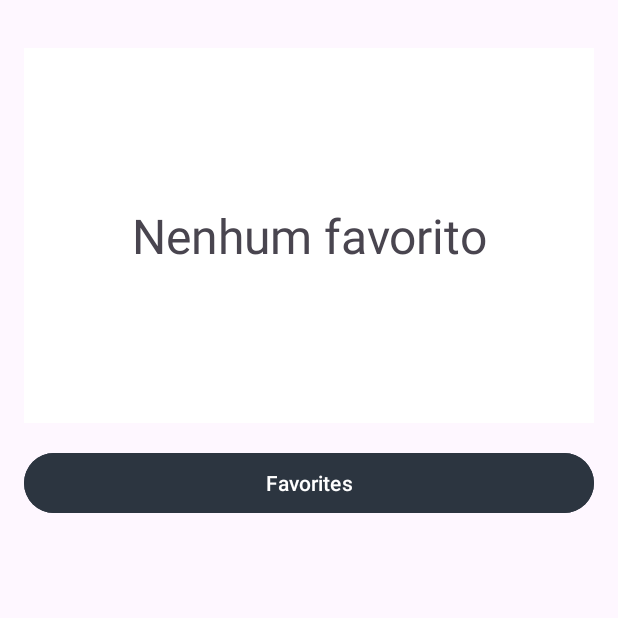
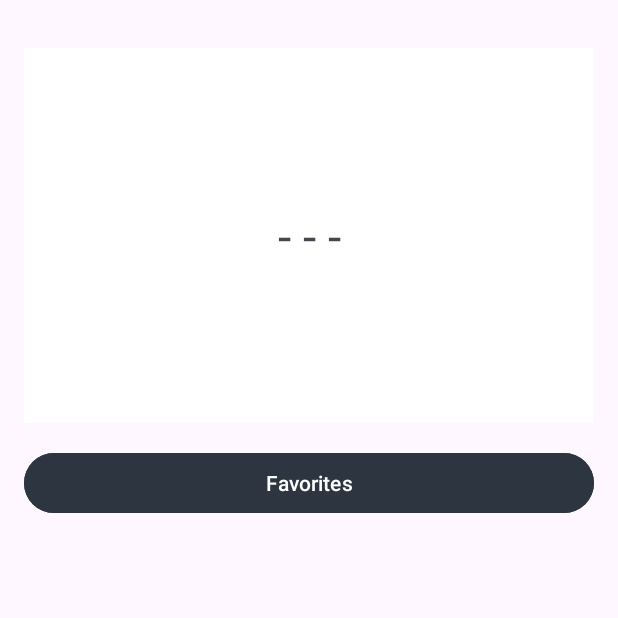
Before and after one commit to rodericussilva/FlashCards, an Android app: the FavoritesActivity screen opened directly, with no data from a screen before it, on a phone screen of 412 x 824 dp, the top half of it. Run offline under Robolectric (Android 15) with nearby library versions, the phone set to English and light mode, and no system bars.

Commit message:
Message change when no card is present on the favorites screen

```diff
--- a/app/src/main/java/com/example/flashcards/FavoritesActivity.java
+++ b/app/src/main/java/com/example/flashcards/FavoritesActivity.java
@@ -38,7 +38,7 @@ public class FavoritesActivity extends BaseActivity {
 
         loadFavoriteFlashcards();
         if (flashcards.isEmpty()) {
-            flashcardText.setText("Nenhum favorito");
+            flashcardText.setText("- - -");
             flashcardText.setVisibility(View.VISIBLE);
             flashcardImage.setVisibility(View.GONE);
             btnNext.setVisibility(View.GONE);
@@ -138,7 +138,7 @@ public class FavoritesActivity extends BaseActivity {
             flashcards.remove(currentIndex);
 
             if (flashcards.isEmpty()) {
-                flashcardText.setText("Nenhum favorito");
+                flashcardText.setText("- - -");
                 flashcardText.setVisibility(View.VISIBLE);
                 flashcardImage.setVisibility(View.GONE);
                 btnNext.setVisibility(View.GONE);
```
